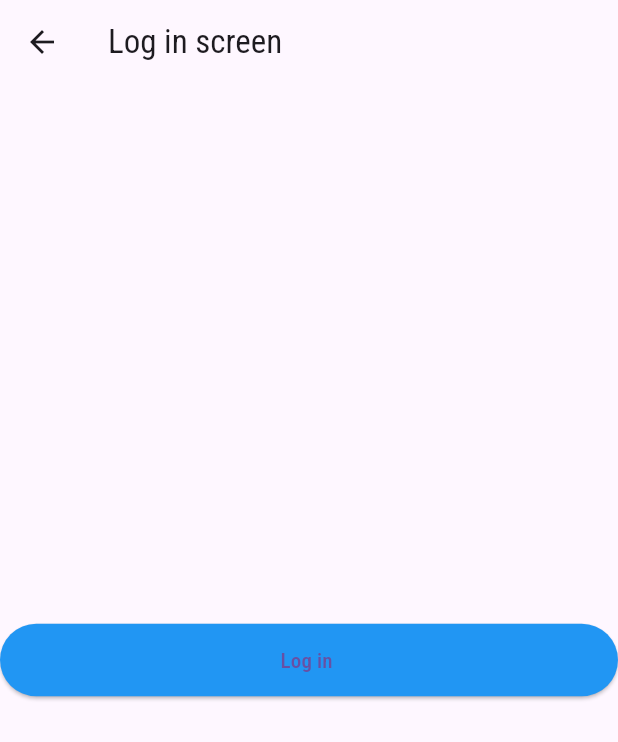
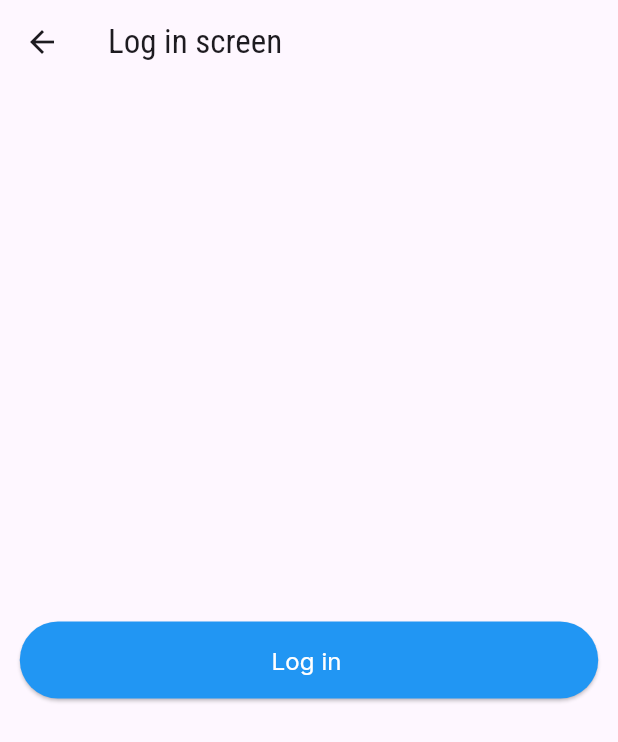
Before and after one commit to Eslam-mahmou/online_exam_app, a Flutter app: the LoginScreen screen opened by its route, on a phone screen of 412 x 824 dp. Shown: the top 742 px of the screen. Run offline on Flutter 3.47's test engine with Material 3 defaults, Android fonts, the phone set to English and light mode, and no system bars; our stand-ins replace flutter_screenutil.

Commit message:
*Make Sign Up UI. *Make reset_password UI. *Edit custom_elevated_button.dart. *Edit custom_text_from_field.dart. *Edit main.dart.

```diff
--- a/lib/core/routes_generator/pages_routes.dart
+++ b/lib/core/routes_generator/pages_routes.dart
@@ -1,4 +1,5 @@
 abstract class PagesRoutes {
   static const String loginScreen="login";
   static const String signUpScreen="signup";
+  static const String resetPasswordScreen = "reset_password";
 }
--- a/lib/core/routes_generator/routes_generator.dart
+++ b/lib/core/routes_generator/routes_generator.dart
@@ -1,7 +1,7 @@
-import 'package:flutter/cupertino.dart';
 import 'package:flutter/material.dart';
 import 'package:online_exam_app/core/routes_generator/pages_routes.dart';
 import 'package:online_exam_app/presentation/auth/pages/login_screen.dart';
+import 'package:online_exam_app/presentation/auth/pages/reset_password.dart';
 import 'package:online_exam_app/presentation/auth/pages/sign_up_screen.dart';
 
 class RoutesGenerator {
@@ -11,6 +11,10 @@ class RoutesGenerator {
         return MaterialPageRoute(builder: (context) => const LoginScreen(),settings: settings);
       case PagesRoutes.signUpScreen :
         return MaterialPageRoute(builder: (context) => const SignUpScreen(),settings: settings);
+      case PagesRoutes.resetPasswordScreen:
+        return MaterialPageRoute(
+            builder: (context) => const ResetPassword(), settings: settings);
+
       default :
         return unDefinedRoute();
     }
--- a/lib/core/widget/custom_elevated_button.dart
+++ b/lib/core/widget/custom_elevated_button.dart
@@ -2,6 +2,8 @@ import 'package:flutter/material.dart';
 import 'package:flutter_screenutil/flutter_screenutil.dart';
 
 import '../Utils/colors_manager.dart';
+import '../Utils/font_manager.dart';
+import '../Utils/style_manager.dart';
 
 class CustomElevatedButton extends StatelessWidget {
   final Widget? prefixIcon;
@@ -26,14 +28,19 @@ class CustomElevatedButton extends StatelessWidget {
 
   @override
   Widget build(BuildContext context) {
-    return ElevatedButton(
+    return Padding(
+      padding: EdgeInsets.symmetric(horizontal: 12.w, vertical: 8.h),
+      child: ElevatedButton(
           style: ElevatedButton.styleFrom(
             shape: isStadiumBorder
                 ? const StadiumBorder()
                 : RoundedRectangleBorder(
                     borderRadius: BorderRadius.circular(17.r)),
             backgroundColor: backgroundColor ?? ColorsManager.greyColor,
-          padding: EdgeInsets.symmetric(horizontal: 15.w, vertical: 14.h),
+            padding: EdgeInsets.symmetric(
+              horizontal: 15.w,
+              vertical: 14.h,
+            ),
           ),
           onPressed: onTap,
           child: Row(
@@ -43,14 +50,18 @@ class CustomElevatedButton extends StatelessWidget {
               SizedBox(
                 width: 24.w,
               ),
-            Text(
-              label,
-            ),
+              Text(label,
+                  style: getTextStyle(
+                    FontSize.s16,
+                    FontWeightManager.regular,
+                    ColorsManager.whiteColor,
+                  )),
               SizedBox(
                 width: 27.w,
               ),
               suffixIcon ?? const SizedBox()
             ],
-        ));
+          )),
+    );
   }
 }
--- a/lib/main.dart
+++ b/lib/main.dart
@@ -1,6 +1,7 @@
 import 'package:flutter/material.dart';
 import 'package:flutter_screenutil/flutter_screenutil.dart';
-import 'package:online_exam_app/presentation/auth/pages/login_screen.dart';
+
+import 'core/routes_generator/pages_routes.dart';
 import 'core/routes_generator/routes_generator.dart';
 
 void main() {
@@ -20,8 +21,9 @@ class OnlineExamApp extends StatelessWidget {
         debugShowCheckedModeBanner: false,
         home: child,
         onGenerateRoute: RoutesGenerator.onGenerateRoute,
+        initialRoute: PagesRoutes.signUpScreen,
       ),
-      child:const LoginScreen(),
+      // child:const SignUpScreen(),
     );
   }
 }
```
Also changed, not shown: lib/core/widget/custom_text_from_field.dart (+12 -9 lines), lib/presentation/auth/pages/reset_password.dart (added, +45 -0 lines), lib/presentation/auth/pages/sign_up_screen.dart (+69 -2 lines), pubspec.lock. Lines whose indentation alone changed are shown as unchanged.
